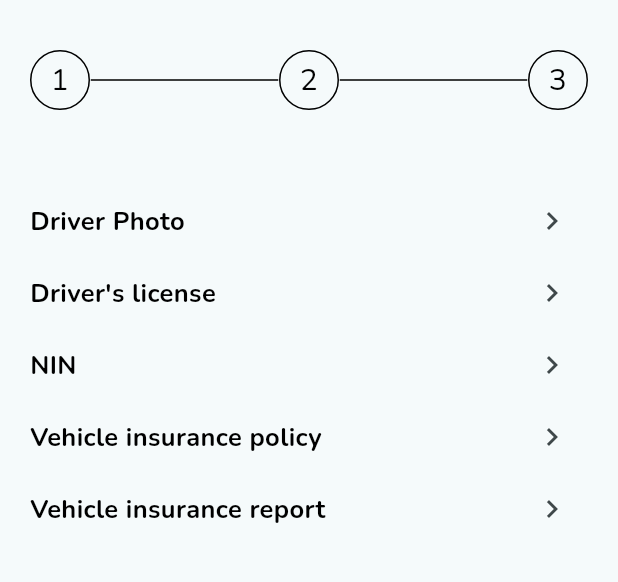
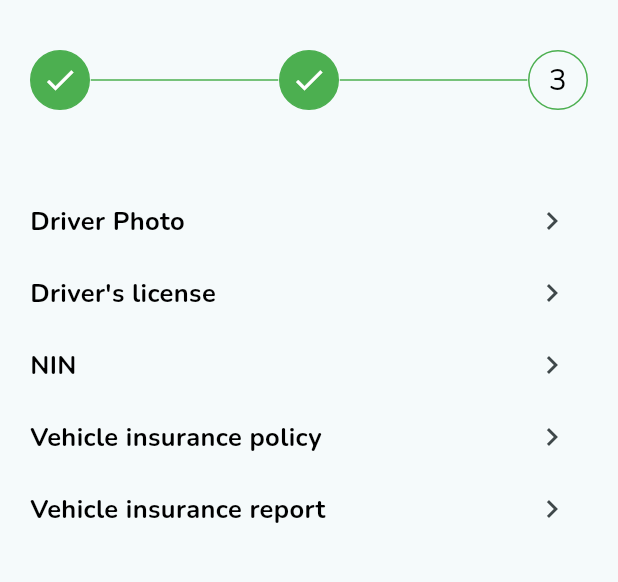
Before and after one commit to codeZe-us/Truckhub, a Flutter app: the screen it shows after launch, swiped to page 3, on a phone screen of 412 x 824 dp, the part 64-646 px from its top. Run offline on Flutter 3.47's test engine with Material 3 defaults, Android fonts, the phone set to English and light mode, and no system bars; our stand-ins replace dots_indicator, firebase_core, flutter_hooks, flutter_rating_bar, flutter_svg, flutter_typeahead and 6 more; accounts and stored records are empty.

Commit message:
Fixed the page indicator of the pageview to work as required

```diff
--- a/lib/screens/custom_widgets/animated_container_widget.dart
+++ b/lib/screens/custom_widgets/animated_container_widget.dart
@@ -7,12 +7,16 @@ import 'package:truckhub/screens/custom_widgets/text_widget.dart';
 
 class GenericCircleAnimateContainer extends StatelessWidget {
   final String numberString;
-  final Color? color;
+  final Color? borderColor,
+  backgroundColor;
+  final bool isMarked;
 
   const GenericCircleAnimateContainer({
     super.key,
     required this.numberString,
-    this.color
+    this.backgroundColor,
+    this.borderColor,
+    required this.isMarked
   });
 
   @override
@@ -24,16 +28,20 @@ class GenericCircleAnimateContainer extends StatelessWidget {
       width: 40,
       decoration: BoxDecoration(
         shape: BoxShape.circle,
-        color: color,
+        color: backgroundColor,
         border: Border.all(
-          color: color ?? blackColor,
+          color: borderColor ?? blackColor,
           width: 1
         )
       ),
-      child: GenericText(
-        fontSize: fontSize4,
-        fontWeight: fontWeight4,
-        text: numberString
+      child: Visibility(
+        visible: isMarked,
+        replacement: GenericText(
+          fontSize: fontSize4,
+          fontWeight: fontWeight4,
+          text: numberString
+        ),
+        child: const Icon(Icons.check, color: whiteColor),
       ),
     );
   }
@@ -44,11 +52,11 @@ class GenericCircleAnimateContainer extends StatelessWidget {
 
 
 class GenericLineAnimateContainer extends StatelessWidget {
-  final Color? color;
+  final Color? borderColor;
 
   const GenericLineAnimateContainer({
     super.key,
-    this.color
+    this.borderColor
   });
 
   @override
@@ -60,9 +68,9 @@ class GenericLineAnimateContainer extends StatelessWidget {
       width: 50,
       decoration: BoxDecoration(
         shape: BoxShape.rectangle,
-        //color: greenColor,
+        color: greenColor,
         border: Border.all(
-          color: color ?? blackColor,
+          color: borderColor ?? blackColor,
           width: 1
         )
       ),
--- a/lib/screens/views/account_creation_pageview/main_view.dart
+++ b/lib/screens/views/account_creation_pageview/main_view.dart
@@ -11,6 +11,7 @@ import 'package:truckhub/screens/custom_widgets/text_widget.dart';
 import 'package:truckhub/screens/views/account_creation_pageview/sub_views/confirm_phone_number_view.dart';
 import 'package:truckhub/screens/views/account_creation_pageview/sub_views/create_account_view.dart';
 import 'package:truckhub/screens/views/account_creation_pageview/sub_views/setup_account_view.dart';
+import 'dart:developer' as marach show log;
 
 class AccountCreationPageView extends StatefulWidget {
   const AccountCreationPageView({super.key});
@@ -19,7 +20,8 @@ class AccountCreationPageView extends StatefulWidget {
   State<AccountCreationPageView> createState() => _AccountCreationPageViewState();
 }
 
-class _AccountCreationPageViewState extends State<AccountCreationPageView> {
+class _AccountCreationPageViewState extends State<AccountCreationPageView>{
+  late ValueNotifier<int> valueNotifier;
   late PageController controller;
   late TextEditingController phoneNumberController,
   passwordController;
@@ -29,6 +31,7 @@ class _AccountCreationPageViewState extends State<AccountCreationPageView> {
     controller = PageController(initialPage: 0);
     phoneNumberController = TextEditingController();
     passwordController = TextEditingController();
+    valueNotifier = ValueNotifier(0);
     super.initState();
   }
 
@@ -37,6 +40,7 @@ class _AccountCreationPageViewState extends State<AccountCreationPageView> {
     controller.dispose();
     phoneNumberController.dispose();
     passwordController.dispose();
+    valueNotifier.dispose();
     super.dispose();
   }
 
@@ -62,29 +66,61 @@ class _AccountCreationPageViewState extends State<AccountCreationPageView> {
         body: ListView(
           children: [
             const Gap(20),
-            const Padding(
-              padding: EdgeInsets.fromLTRB(20, 0, 20, 0),
-              child: Row(
-                mainAxisSize: MainAxisSize.min,
-                children: [
-                  GenericCircleAnimateContainer(numberString: '1'),
-                  Expanded(
-                    child: GenericLineAnimateContainer()
-                  ),
-                  GenericCircleAnimateContainer(numberString: '2'),
-                  Expanded(
-                    child: GenericLineAnimateContainer()
-                  ),
-                  GenericCircleAnimateContainer(numberString: '3')
-                ],
+            Padding(
+              padding: const EdgeInsets.fromLTRB(20, 0, 20, 0),
+              child: ValueListenableBuilder(
+                valueListenable: valueNotifier,
+                builder:(_, value, __) {
+                  final inPage1 = value == 0;
+                  final inPage2 = value == 1;
+                  final inPage3 = value == 2;
+
+
+                  return Row(
+                    mainAxisSize: MainAxisSize.min,
+                    children: [
+                      GenericCircleAnimateContainer(
+                        numberString: '1',
+                        borderColor: greenColor,
+                        backgroundColor: inPage2 || inPage3 ? greenColor : whiteColor,
+                        isMarked: inPage2 || inPage3 ? true : false
+                      ),
+                      const Expanded(
+                        child: GenericLineAnimateContainer(
+                          borderColor: greenColor,
+                        )
+                      ),
+                      GenericCircleAnimateContainer(
+                        numberString: '2',
+                        borderColor: inPage2 || inPage3 ? greenColor : blackColor,
+                        backgroundColor: inPage3 ? greenColor : whiteColor,
+                        isMarked: inPage3 ? true : false
+                      ),
+                      Expanded(
+                        child: GenericLineAnimateContainer(
+                          borderColor: inPage3 ? greenColor : blackColor,
+                        )
+                      ),
+                      GenericCircleAnimateContainer(
+                        numberString: '3',
+                        borderColor: inPage3 ? greenColor : blackColor,
+                        isMarked: false
+                      )
+                    ],
+                  );
+                },
               ),
             ),
 
             const Gap(20),
-            Container(
-              height: 500,
+            SizedBox(
+              height: 400,
               child: PageView(
                 controller: controller,
+                onPageChanged: (pageIndex){
+                  valueNotifier.value = pageIndex;
+                  marach.log(valueNotifier.value.toString());
+                },
                 children: [
                   CreateAccountSubPageView(
                     passwordController: passwordController,
```
